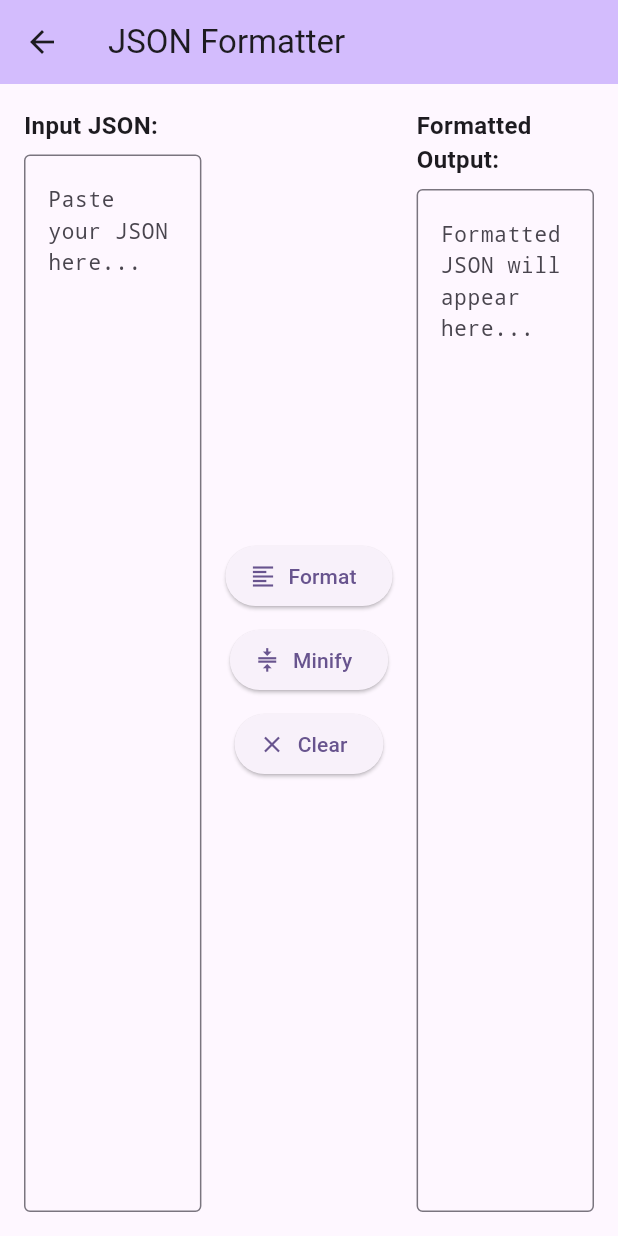
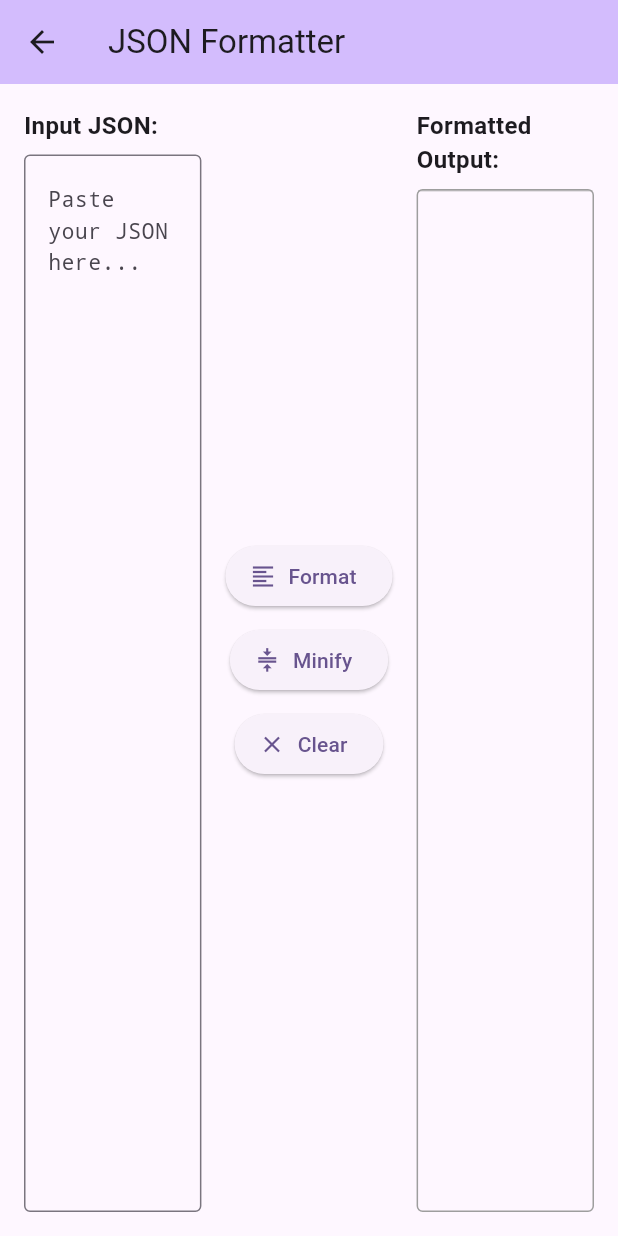
Before and after one commit to sutanto1010/devtools, a Flutter app: the JsonFormatterScreen screen opened directly, on a phone screen of 412 x 824 dp. Run offline on Flutter 3.47's test engine with Material 3 defaults, Android fonts, the light colour scheme and no system bars; our stand-ins replace file_picker, package_info_plus, sqflite, yaml; missing offline and left inert: encrypt, openpgp, screen_capturer, super_clipboard, syntax_highlight, tray_manager and 1 more; accounts and stored records are empty.

Commit message:
refactor(json_formatter): improve text field display with conditional styling
Add isInput parameter to toggle between input/output field styling
Replace TextField with Container for output field to improve visual separation

```diff
--- a/lib/screens/json_formatter_screen.dart
+++ b/lib/screens/json_formatter_screen.dart
@@ -109,8 +109,9 @@ class _JsonFormatterScreenState extends State<JsonFormatterScreen> {
     required TextEditingController controller,
     required String hintText,
     bool readOnly = false,
+    bool isInput = true,
   }) {
-    if (!_isHighlighterReady || _jsonHighlighter == null) {
+    if (!_isHighlighterReady || _jsonHighlighter == null || isInput) {
       // Fallback to regular TextField if highlighter is not ready
       return TextField(
         controller: controller,
@@ -129,23 +130,27 @@ class _JsonFormatterScreenState extends State<JsonFormatterScreen> {
       );
     }
 
-    return TextField(
-      controller: controller,
-      maxLines: null,
-      expands: true,
-      readOnly: readOnly,
-      decoration: InputDecoration(
-        border: const OutlineInputBorder(),
-        hintText: hintText,
+    return Container(
+      decoration: BoxDecoration(
+        border: Border.all(color: Colors.grey),
+        borderRadius: BorderRadius.circular(4),
       ),
-      textAlignVertical: TextAlignVertical.top,
-      style: const TextStyle(
-        fontFamily: 'monospace',
-        fontSize: 14,
+      child: Column(
+        children: [
+          Expanded(
+              child: Container(
+                width: double.infinity,
+                padding: const EdgeInsets.all(12),
+                decoration: const BoxDecoration(
+                  border: Border(top: BorderSide(color: Colors.grey, width: 0.5)),
+                ),
+                child: SingleChildScrollView(
+                  child: _buildHighlightedText(controller.text, ''),
+                ),
+              ),
+            ),
+        ],
       ),
-      onChanged: (value) {
-        setState(() {}); // Trigger rebuild for syntax highlighting
-      },
     );
   }
 
@@ -212,6 +217,7 @@ class _JsonFormatterScreenState extends State<JsonFormatterScreen> {
                     child: _buildHighlightedTextField(
                       controller: _inputController,
                       hintText: 'Paste your JSON here...',
+                      isInput: true,
                     ),
                   ),
                 ],
@@ -274,6 +280,7 @@ class _JsonFormatterScreenState extends State<JsonFormatterScreen> {
                       controller: _outputController,
                       hintText: 'Formatted JSON will appear here...',
                       readOnly: true,
+                      isInput: false,
                     ),
                   ),
                 ],
```
